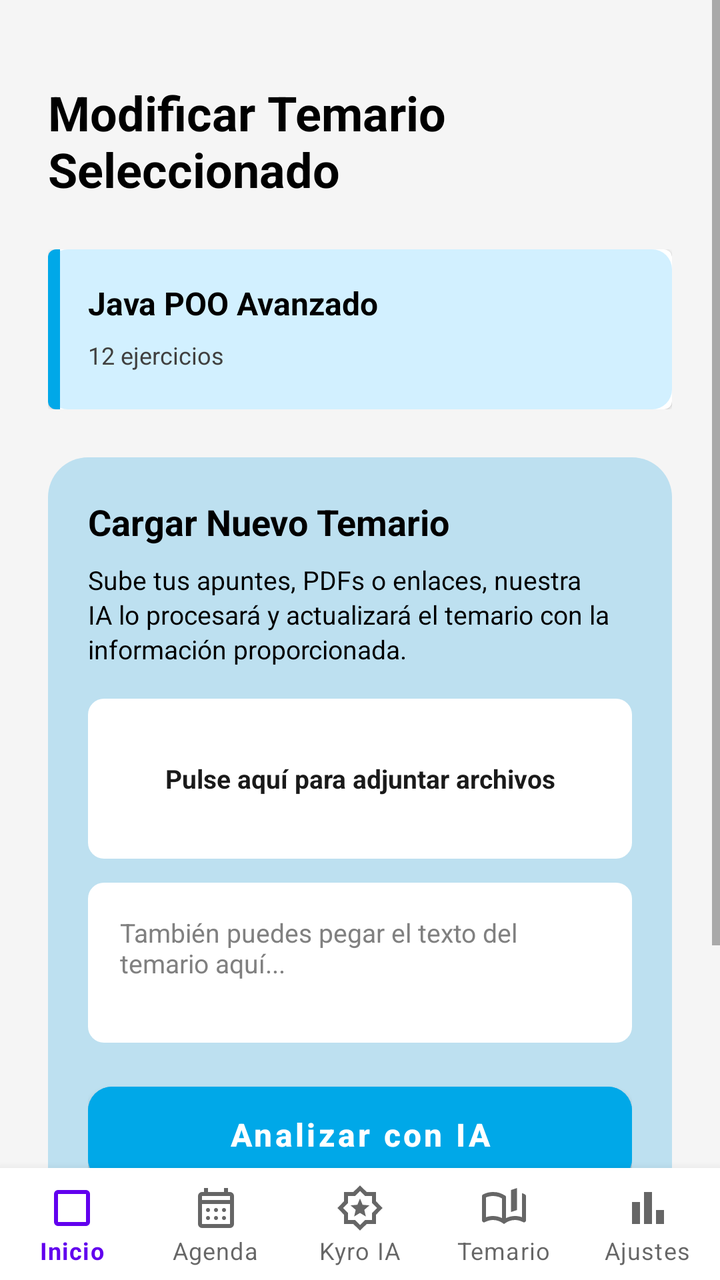
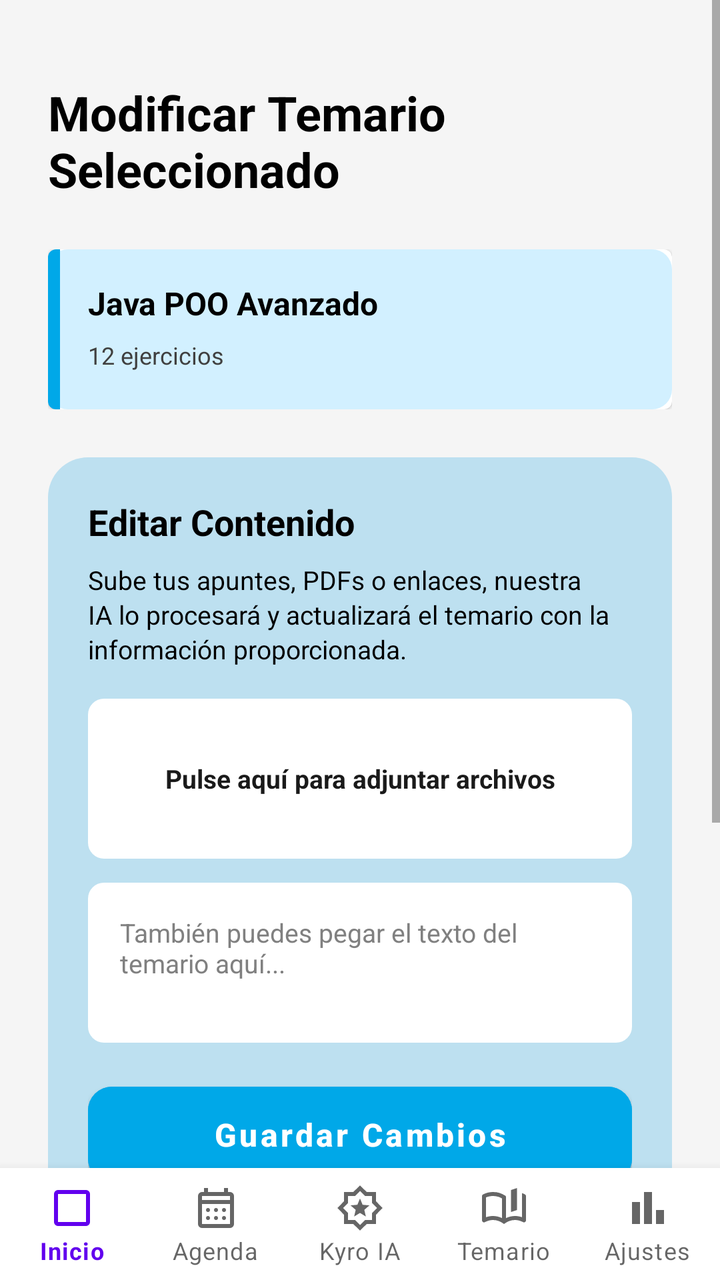

Two renders of the same Android screen: before a commit and after it. Below are the layout's source before the change and the commit's diff.
<!-- AndroidManifest.xml: activity theme Theme.MaterialComponents.Light.NoActionBar -->
<!-- res/layout/activity_modificar_temario.xml -->
<?xml version="1.0" encoding="utf-8"?>
<androidx.constraintlayout.widget.ConstraintLayout xmlns:android="http://schemas.android.com/apk/res/android"
    xmlns:app="http://schemas.android.com/apk/res-auto"
    android:layout_width="match_parent"
    android:layout_height="match_parent"
    android:background="#F5F5F5">

    <ScrollView
        android:layout_width="match_parent"
        android:layout_height="0dp"
        android:fillViewport="true"
        app:layout_constraintTop_toTopOf="parent"
        app:layout_constraintStart_toStartOf="parent"
        app:layout_constraintEnd_toEndOf="parent"
        app:layout_constraintBottom_toTopOf="@+id/bottomNavigation">

    <androidx.constraintlayout.widget.ConstraintLayout
        android:layout_width="match_parent"
        android:layout_height="wrap_content"
        android:padding="24dp">

        <TextView
            android:id="@+id/tvTituloModificar"
            android:layout_width="0dp"
            android:layout_height="wrap_content"
            android:text="Modificar Temario Seleccionado"
            android:textColor="#000000"
            android:textSize="24sp"
            android:textStyle="bold"
            android:layout_marginTop="16dp"
            app:layout_constraintStart_toStartOf="parent"
            app:layout_constraintTop_toTopOf="parent"
            android:layout_marginEnd="8dp"/>

        <LinearLayout
            android:id="@+id/containerTemarioInfo"
            android:layout_width="match_parent"
            android:layout_height="wrap_content"
            android:layout_marginTop="24dp"
            android:orientation="vertical"
            app:layout_constraintTop_toBottomOf="@id/tvTituloModificar">

            <com.google.android.material.card.MaterialCardView
                android:layout_width="match_parent"
                android:layout_height="wrap_content">

                <androidx.constraintlayout.widget.ConstraintLayout
                    android:layout_width="match_parent"
                    android:layout_height="wrap_content"
                    android:background="@drawable/bg_azul_claro_kyro"
                    android:minHeight="80dp">

                    <View
                        android:layout_width="6dp"
                        android:layout_height="0dp"
                        android:background="#00A8E8"
                        app:layout_constraintBottom_toBottomOf="parent"
                        app:layout_constraintStart_toStartOf="parent"
                        app:layout_constraintTop_toTopOf="parent" />

                    <TextView
                        android:id="@+id/tvNombreAsignatura"
                        android:layout_width="0dp"
                        android:layout_height="wrap_content"
                        android:layout_marginStart="20dp"
                        android:layout_marginTop="16dp"
                        android:layout_marginEnd="8dp"
                        android:text="Java POO Avanzado"
                        android:textColor="#000000"
                        android:textSize="16sp"
                        android:textStyle="bold"
                        app:layout_constraintEnd_toEndOf="parent"
                        app:layout_constraintStart_toStartOf="parent"
                        app:layout_constraintTop_toTopOf="parent" />

                    <TextView
                        android:layout_width="wrap_content"
                        android:layout_height="wrap_content"
                        android:layout_marginStart="20dp"
                        android:layout_marginTop="4dp"
                        android:layout_marginBottom="16dp"
                        android:text="12 ejercicios"
                        android:textColor="#404040"
                        android:textSize="12sp"
                        app:layout_constraintBottom_toBottomOf="parent"
                        app:layout_constraintStart_toStartOf="parent"
                        app:layout_constraintTop_toBottomOf="@id/tvNombreAsignatura" />

                </androidx.constraintlayout.widget.ConstraintLayout>
            </com.google.android.material.card.MaterialCardView>

        </LinearLayout>

        <LinearLayout
            android:id="@+id/containerCargarNuevo"
            android:layout_width="match_parent"
            android:layout_height="wrap_content"
            android:layout_marginTop="24dp"
            android:orientation="vertical"
            android:padding="20dp"
            android:background="@drawable/bg_azul_kyro"
            app:layout_constraintTop_toBottomOf="@id/containerTemarioInfo">

            <TextView
                android:layout_width="wrap_content"
                android:layout_height="wrap_content"
                android:text="Cargar Nuevo Temario"
                android:textColor="#000000"
                android:textSize="18sp"
                android:textStyle="bold" />

            <TextView
                android:layout_width="match_parent"
                android:layout_height="wrap_content"
                android:layout_marginTop="8dp"
                android:text="Sube tus apuntes, PDFs o enlaces, nuestra IA lo procesará y actualizará el temario con la información proporcionada."
                android:textColor="#000000"
                android:textSize="13sp"
                android:lineSpacingExtra="2dp"/>

            <TextView
                android:id="@+id/btnAdjuntar"
                android:layout_width="match_parent"
                android:layout_height="80dp"
                android:layout_marginTop="16dp"
                android:background="@drawable/bg_blanco_redondeado"
                android:gravity="center"
                android:text="Pulse aquí para adjuntar archivos"
                android:textColor="#1A1A1A"
                android:textSize="13sp"
                android:textStyle="bold"
                android:padding="8dp"/>

            <EditText
                android:id="@+id/etContenidoApuntes"
                android:layout_width="match_parent"
                android:layout_height="80dp"
                android:layout_marginTop="12dp"
                android:background="@drawable/bg_blanco_redondeado"
                android:gravity="top|start"
                android:padding="16dp"
                android:hint="También puedes pegar el texto del temario aquí..."
                android:textColorHint="#808080"
                android:textColor="#1A1A1A"
                android:textSize="13sp"
                android:inputType="textMultiLine"
                android:maxLines="10"
                />

            <com.google.android.material.button.MaterialButton
                android:id="@+id/btnAnalizar"
                android:layout_width="match_parent"
                android:layout_height="60dp"
                android:layout_marginTop="16dp"
                android:text="Analizar con IA"
                android:textColor="#FFFFFF"
                android:textAllCaps="false"
                android:textSize="16sp"
                android:textStyle="bold"
                android:backgroundTint="#00A8E8"
                app:cornerRadius="12dp"/>

        </LinearLayout>

        <View
            android:layout_width="match_parent"
            android:layout_height="80dp"
            app:layout_constraintTop_toBottomOf="@id/containerCargarNuevo"/>

        </androidx.constraintlayout.widget.ConstraintLayout>
    </ScrollView>

        
        <com.google.android.material.bottomnavigation.BottomNavigationView
            android:id="@+id/bottomNavigation"
            android:layout_width="0dp"
            android:layout_height="wrap_content"
            android:background="@android:color/white"
            app:elevation="8dp"
            app:labelVisibilityMode="labeled"
            app:menu="@menu/bottom_nav_menu"
            app:layout_constraintBottom_toBottomOf="parent"
            app:layout_constraintStart_toStartOf="parent"
            app:layout_constraintEnd_toEndOf="parent" />


</androidx.constraintlayout.widget.ConstraintLayout>
<!-- resources referenced by this layout -->
<resources>
  <!-- drawable bg_azul_claro_kyro (drawable) -->
  <?xml version="1.0" encoding="utf-8"?>
  <shape xmlns:android="http://schemas.android.com/apk/res/android">
      <solid android:color="#D2F0FF"/>
      <corners android:radius="10dp"/>
  </shape>
  <!-- drawable bg_azul_kyro (drawable) -->
  <?xml version="1.0" encoding="utf-8"?>
  <shape xmlns:android="http://schemas.android.com/apk/res/android">
      <solid android:color="#BDE0F0"/>
      <corners android:radius="20dp"/>
  </shape>
  <!-- drawable bg_blanco_redondeado (drawable) -->
  <?xml version="1.0" encoding="utf-8"?>
  <shape xmlns:android="http://schemas.android.com/apk/res/android">
      <solid android:color="#FFFFFF"/>
      <corners android:radius="8dp"/>
  </shape>
</resources>

<!-- the commit's change to res/layout/activity_modificar_temario.xml (unified diff, before → after) -->
@@ -104,7 +104,7 @@
             <TextView
                 android:layout_width="wrap_content"
                 android:layout_height="wrap_content"
-                android:text="Cargar Nuevo Temario"
+                android:text="Editar Contenido"
                 android:textColor="#000000"
                 android:textSize="18sp"
                 android:textStyle="bold" />
@@ -152,13 +152,31 @@
                 android:layout_width="match_parent"
                 android:layout_height="60dp"
                 android:layout_marginTop="16dp"
-                android:text="Analizar con IA"
+                android:backgroundTint="#00A8E8"
+                android:text="Guardar Cambios"
+                android:textAllCaps="false"
                 android:textColor="#FFFFFF"
-                android:textAllCaps="false"
                 android:textSize="16sp"
                 android:textStyle="bold"
-                android:backgroundTint="#00A8E8"
-                app:cornerRadius="12dp"/>
+                app:cornerRadius="12dp" />
+
+            <com.google.android.material.button.MaterialButton
+                android:id="@+id/btnEliminar"
+                android:layout_width="match_parent"
+                android:layout_height="60dp"
+                android:layout_marginTop="24dp"
+                android:layout_marginBottom="24dp"
+                android:text="Eliminar Temario"
+                android:textAllCaps="false"
+                android:textColor="#FFFFFF"
+                android:textSize="16sp"
+                android:textStyle="bold"
+                app:backgroundTint="#FF5252"
+                app:cornerRadius="12dp"
+                app:icon="@android:drawable/ic_menu_delete"
+                app:iconGravity="textStart"
+                app:iconTint="#FFFFFF" />
+
 
         </LinearLayout>
 
